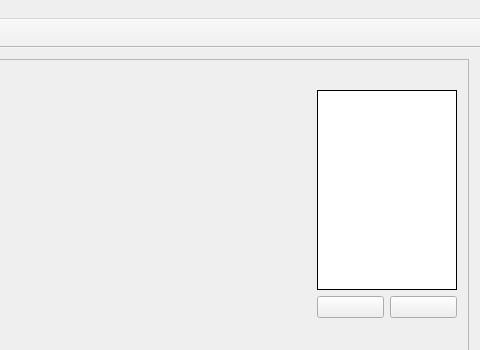
Above: src/MainWindow.ui from brainstream/OPL-PC-Tools before the change; both pictures show x 404 to 884 and y 0 to 350 of the 884 by 573 pixel window. Below: the same form after it.
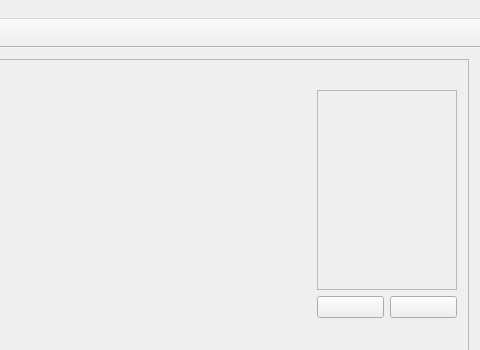
That is the form after the change. Icons and pictures are not drawn.

Diff of the .ui file:
```diff
--- a/src/MainWindow.ui
+++ b/src/MainWindow.ui
@@ -170,13 +170,8 @@
                   <height>200</height>
                  </size>
                 </property>
-                <property name="styleSheet">
-                 <string notr="true">QLabel {
-	background-color: white;
-}</string>
-                </property>
                 <property name="frameShape">
-                 <enum>QFrame::Panel</enum>
+                 <enum>QFrame::StyledPanel</enum>
                 </property>
                 <property name="text">
                  <string notr="true"/>
```
Left out of the diff: 38 changed lines with no effect on the pictures.
